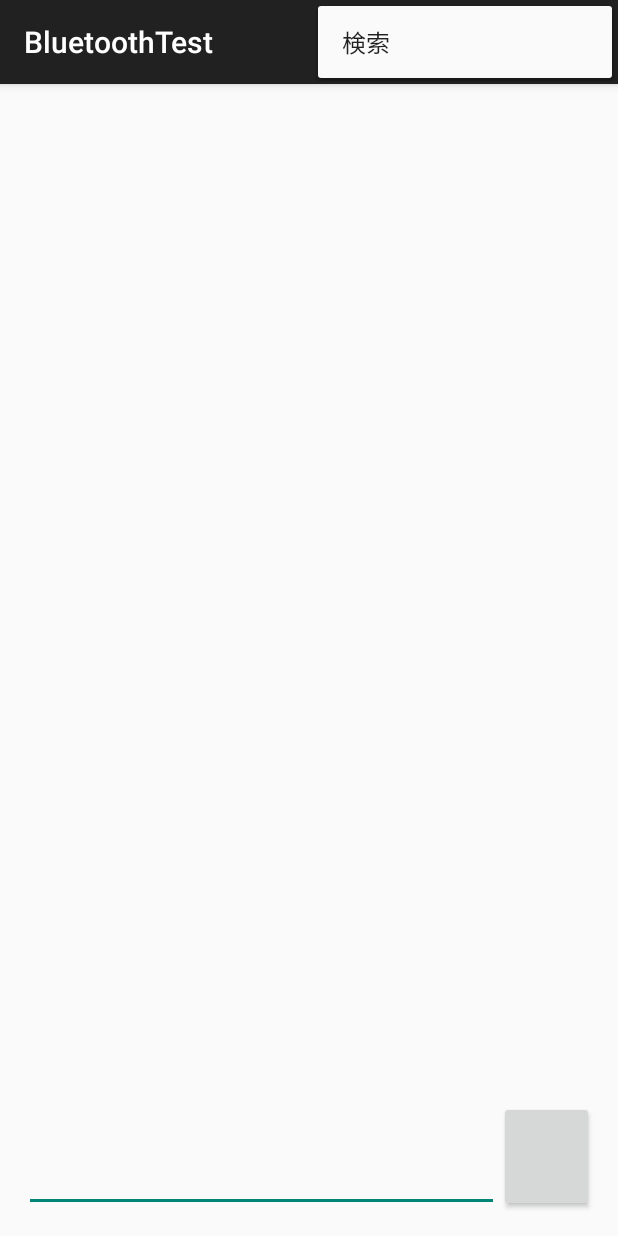
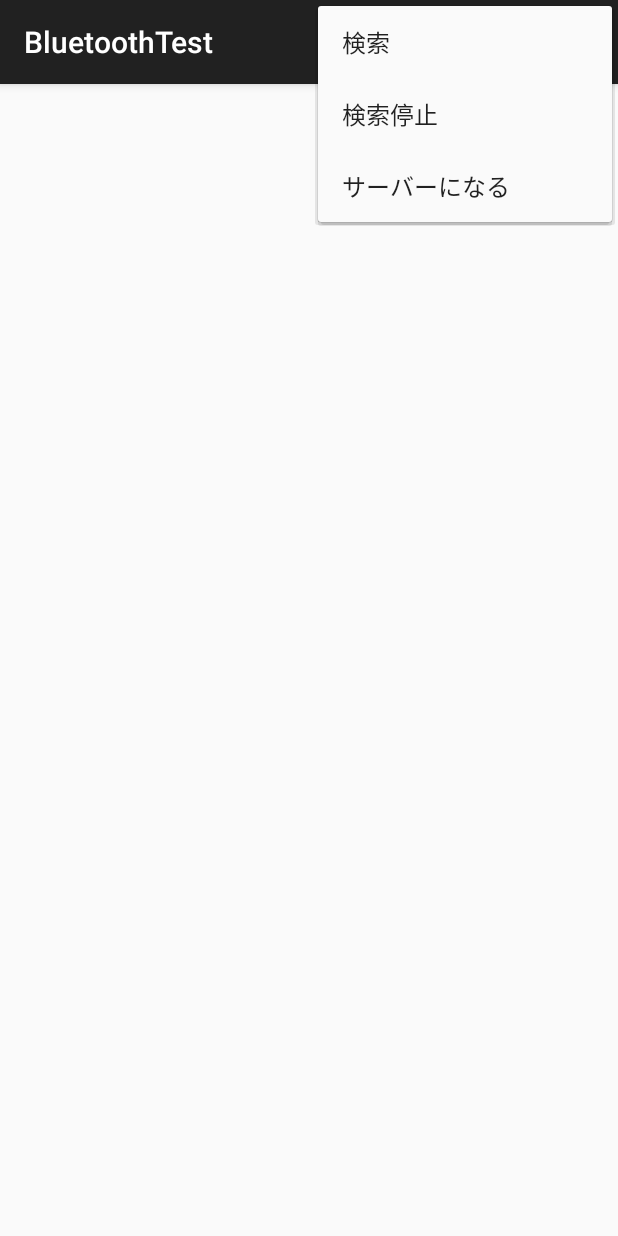
Before and after one commit to maesoko/BluetoothTest, an Android app: the screen it shows after launch (MainActivity), with the options menu open, on a phone screen of 412 x 824 dp. Run offline under Robolectric (Android 15) with nearby library versions, the phone set to English and light mode, and no system bars.

Commit message:
レイアウト等修正

```diff
--- a/app/src/main/java/jp/ac/it_college/std/s13012/bluetoothtest/MainActivity.java
+++ b/app/src/main/java/jp/ac/it_college/std/s13012/bluetoothtest/MainActivity.java
@@ -2,35 +2,105 @@ package jp.ac.it_college.std.s13012.bluetoothtest;
 
 import android.bluetooth.BluetoothAdapter;
 import android.bluetooth.BluetoothDevice;
+import android.content.BroadcastReceiver;
+import android.content.Context;
 import android.content.Intent;
+import android.content.IntentFilter;
 import android.support.v7.app.ActionBarActivity;
 import android.os.Bundle;
 import android.util.Pair;
 import android.view.Menu;
 import android.view.MenuItem;
+import android.view.View;
+import android.view.ViewGroup;
+import android.widget.AdapterView;
+import android.widget.ArrayAdapter;
+import android.widget.ListView;
+import android.widget.TextView;
+
+import java.util.List;
+import java.util.Set;
 
 
 public class MainActivity extends ActionBarActivity {
 
     private static final int REQUEST_ENABLE_BT = 0x01;
     BluetoothAdapter btAdapter;
+    DeviceItemAdapter deviceItemAdapter;
+    private boolean isDiscover = false;
+
+    private final BroadcastReceiver receiver = new BroadcastReceiver() {
+        @Override
+        public void onReceive(Context context, Intent intent) {
+            String action = intent.getAction();
+            if (BluetoothDevice.ACTION_FOUND.equals(action)) {
+                BluetoothDevice device = intent.getParcelableExtra(BluetoothDevice.EXTRA_DEVICE);
+                addItem(device);
+            }
+        }
+    };
+
 
     @Override
     protected void onCreate(Bundle savedInstanceState) {
         super.onCreate(savedInstanceState);
         setContentView(R.layout.activity_main);
+        deviceItemAdapter = new DeviceItemAdapter(this, R.layout.activity_main);
+        ListView deviceList = (ListView) findViewById(R.id.device_list);
+        deviceList.setAdapter(deviceItemAdapter);
+        deviceList.setOnItemClickListener(new AdapterView.OnItemClickListener() {
+            @Override
+            public void onItemClick(AdapterView<?> parent, View view, int position, long id) {
+                BluetoothDevice device = deviceItemAdapter.getItem(position).getValue();
+                Intent intent = new Intent(MainActivity.this, ChatActivity.class);
+                intent.putExtra("remote device", device);
+                startActivity(intent);
+                finish();
+            }
+        });
     }
 
-
-
     @Override
-    protected void onPostResume() {
-        super.onPostResume();
+    protected void onResume() {
+        super.onResume();
+        deviceItemAdapter.clear();
         btAdapter = BluetoothAdapter.getDefaultAdapter();
-        if(btAdapter == null) {
+        if (btAdapter == null || !btAdapter.isEnabled()) {
             Intent enableBtIntent = new Intent(BluetoothAdapter.ACTION_REQUEST_ENABLE);
             startActivityForResult(enableBtIntent, REQUEST_ENABLE_BT);
         }
+
+        Set<BluetoothDevice> pairedDevices = btAdapter.getBondedDevices();
+        if (pairedDevices.size() > 0) {
+            for (BluetoothDevice device : pairedDevices) {
+                addItem(device);
+            }
+        }
+    }
+
+    private void startDiscover() {
+        IntentFilter filter = new IntentFilter(BluetoothDevice.ACTION_FOUND);
+        registerReceiver(receiver, filter);
+        btAdapter.startDiscovery();
+        isDiscover = true;
+
+        Intent discoverableIntent = new
+                Intent(BluetoothAdapter.ACTION_REQUEST_DISCOVERABLE);
+        discoverableIntent.putExtra(BluetoothAdapter.EXTRA_DISCOVERABLE_DURATION, 300);
+        startActivity(discoverableIntent);
+    }
+
+    private void stopDiscover() {
+        if(isDiscover) {
+            btAdapter.cancelDiscovery();
+            unregisterReceiver(receiver);
+            isDiscover = false;
+        }
+    }
+
+    private void addItem(BluetoothDevice device) {
+        deviceItemAdapter.add(new DeviceItem(device.getName() + "[" + device.getAddress() + "]"
+                , device));
     }
 
     @Override
@@ -48,11 +118,22 @@ public class MainActivity extends ActionBarActivity {
         int id = item.getItemId();
 
         //noinspection SimplifiableIfStatement
-        if (id == R.id.discover) {
-            return true;
+        switch (id) {
+            case R.id.discover:
+                startDiscover();
+                return true;
+            case R.id.cancel:
+                stopDiscover();
+                return true;
+            case R.id.imSever:
+                Intent intent = new Intent(this, ChatActivity.class);
+                intent.putExtra("make server", true);
+                startActivity(intent);
+                finish();
+                return true;
+            default:
+                return super.onOptionsItemSelected(item);
         }
-
-        return super.onOptionsItemSelected(item);
     }
 
     public static class DeviceItem extends Pair<String, BluetoothDevice> {
@@ -61,7 +142,7 @@ public class MainActivity extends ActionBarActivity {
             super(first, second);
         }
 
-        public String getKey() {
+        public String getName() {
             return super.first;
         }
 
@@ -69,4 +150,29 @@ public class MainActivity extends ActionBarActivity {
             return super.second;
         }
     }
+
+    public static class DeviceItemAdapter extends ArrayAdapter<DeviceItem> {
+
+        public DeviceItemAdapter(Context context, int resource) {
+            super(context, resource);
+        }
+
+        public DeviceItemAdapter(Context context, int resource, List<DeviceItem> objects) {
+            super(context, resource, objects);
+        }
+
+        @Override
+        public View getView(int position, View convertView, ViewGroup parent) {
+            TextView view = (TextView) super.getView(position, convertView, parent);
+            view.setText(getItem(position).getName());
+            return view;
+        }
+
+        @Override
+        public View getDropDownView(int position, View convertView, ViewGroup parent) {
+            TextView view = (TextView) super.getDropDownView(position, convertView, parent);
+            view.setText(getItem(position).getName());
+            return view;
+        }
+    }
 }
--- a/app/src/main/res/layout/activity_main.xml
+++ b/app/src/main/res/layout/activity_main.xml
@@ -1,51 +1,17 @@
-<LinearLayout xmlns:android="http://schemas.android.com/apk/res/android"
+<RelativeLayout xmlns:android="http://schemas.android.com/apk/res/android"
     xmlns:tools="http://schemas.android.com/tools"
     android:layout_width="match_parent"
     android:layout_height="match_parent"
     android:orientation="vertical"
+    android:paddingBottom="@dimen/activity_vertical_margin"
     android:paddingLeft="@dimen/activity_horizontal_margin"
     android:paddingRight="@dimen/activity_horizontal_margin"
     android:paddingTop="@dimen/activity_vertical_margin"
-    android:paddingBottom="@dimen/activity_vertical_margin"
     tools:context=".MainActivity">
 
     <ListView
         android:id="@+id/device_list"
         android:layout_width="match_parent"
-        android:layout_height="0dp"
-        android:layout_weight="1">
-    </ListView>
+        android:layout_height="match_parent" />
 
-    <LinearLayout
-        android:layout_width="match_parent"
-        android:layout_height="0dp"
-        android:layout_weight="1"
-        android:orientation="vertical"
-        >
-
-        <ListView
-            android:id="@+id/log"
-            android:layout_width="match_parent"
-            android:layout_height="0dp"
-            android:layout_weight="4" />
-
-        <LinearLayout
-            android:layout_width="match_parent"
-            android:layout_height="0dp"
-            android:layout_weight="1"
-            android:orientation="horizontal">
-
-            <EditText
-                android:id="@+id/message"
-                android:layout_width="0dp"
-                android:layout_height="match_parent"
-                android:layout_weight="5" />
-
-            <Button
-                android:id="@+id/send_button"
-                android:layout_width="0dp"
-                android:layout_height="match_parent"
-                android:layout_weight="1" />
-        </LinearLayout>
-    </LinearLayout>
-</LinearLayout>
+</RelativeLayout>
--- a/app/src/main/res/menu/menu_main.xml
+++ b/app/src/main/res/menu/menu_main.xml
@@ -4,4 +4,10 @@
 
     <item android:id="@+id/discover"
         android:title="@string/discover" />
+
+    <item android:id="@+id/cancel"
+        android:title="@string/cancel" />
+
+    <item android:id="@+id/imSever"
+        android:title="@string/im_server" />
 </menu>
--- a/app/src/main/res/values/strings.xml
+++ b/app/src/main/res/values/strings.xml
@@ -5,5 +5,8 @@
     <string name="hello_world">Hello world!</string>
     <string name="action_settings">Settings</string>
     <string name="discover">検索</string>
+    <string name="cancel">検索停止</string>
+    <string name="title_activity_chat">ChatActivity</string>
+    <string name="im_server">サーバーになる</string>
 
 </resources>
```
Also changed, not shown: app/src/main/AndroidManifest.xml (+7 -0 lines), app/src/main/java/jp/ac/it_college/std/s13012/bluetoothtest/ChatActivity.java (added, +19 -0 lines), app/src/main/res/layout/activity_chat.xml (added, +12 -0 lines), app/src/main/res/menu/menu_chat.xml (added, +7 -0 lines).
